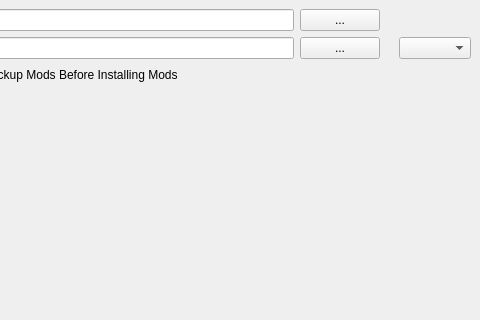
quentin452/ArkSurvivalEvolvedModpackInstallerandCreator, file forms/mainwindow.ui: the form before one commit; both pictures show x 320 to 800 and y 0 to 320 of the 800 by 600 pixel window.
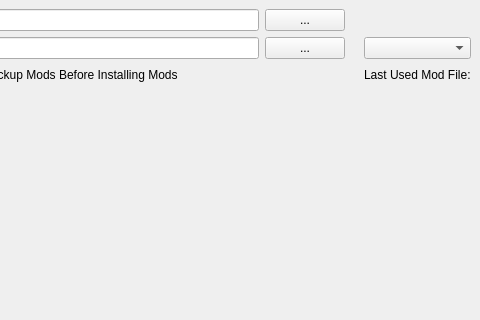
The form after the commit.

Commit message: Save last used modlist

The edit to the form file:
```diff
--- a/forms/mainwindow.ui
+++ b/forms/mainwindow.ui
@@ -104,6 +104,13 @@
             </property>
           </widget>
         </item>
+        <item row="3" column="4">
+          <widget class="QLabel" name="lastUsedModsFileLabel">
+            <property name="text">
+              <string>Last Used Mod File:</string>
+            </property>
+          </widget>
+        </item>
         <item row="5" column="0">
           <widget class="QPushButton" name="removeModsBackupButton">
             <property name="text">
```
The commit also changes 7 other files.
